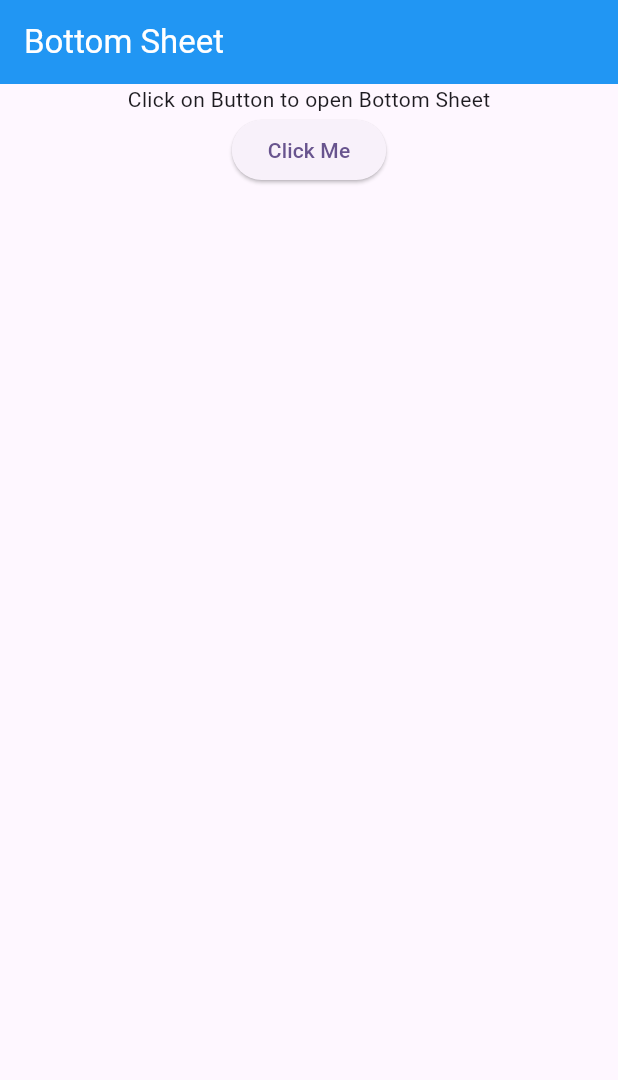
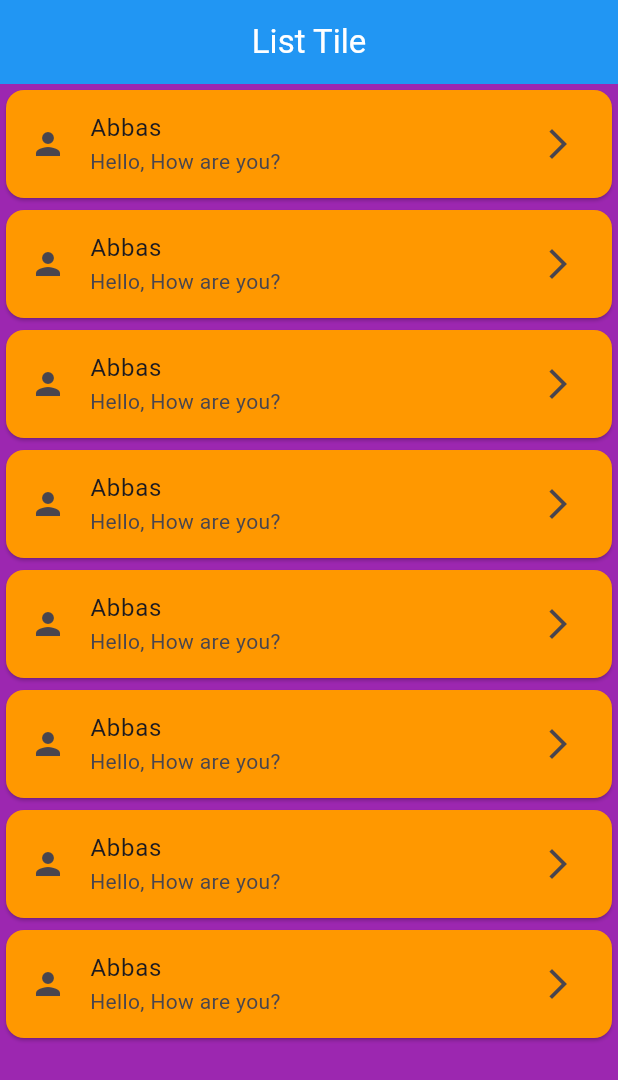
Before and after one commit to AbRehman536/Flutter_sec_4, a Flutter app: the screen it shows after launch, on a phone screen of 412 x 824 dp. Shown: the top 1080 px of the screen. Run offline on Flutter 3.47's test engine with Material 3 defaults, Android fonts, the light colour scheme and no system bars.

Commit message:
List View done

```diff
--- /dev/null
+++ b/lib/list_tile_demo.dart
@@ -0,0 +1,33 @@
+import 'package:flutter/material.dart';
+
+class ListTileDemo extends StatelessWidget {
+  const ListTileDemo({super.key});
+
+  @override
+  Widget build(BuildContext context) {
+    return Scaffold(
+      backgroundColor: Colors.purple,
+      appBar: AppBar(
+        title: Text("List Tile"),
+        backgroundColor: Colors.blue,
+        foregroundColor: Colors.white,
+        centerTitle: true,
+      ),
+      body: ListView.builder(
+        itemCount: 8,
+        itemBuilder: (BuildContext context, int index) {
+          return Card(
+            color: Colors.orange,
+            child:
+            ListTile(
+              leading: Icon(Icons.person),
+              title: Text("Abbas"),
+              subtitle: Text("Hello, How are you?"),
+              trailing: Icon(Icons.arrow_forward_ios),
+            ),
+          );
+        },
+      ),
+    );
+  }
+}
--- a/lib/main.dart
+++ b/lib/main.dart
@@ -4,6 +4,7 @@ import 'package:flutter_sec_4/asset_image.dart';
 import 'package:flutter_sec_4/bottom_sheet.dart';
 import 'package:flutter_sec_4/dialog_box.dart';
 import 'package:flutter_sec_4/floating_action_button.dart';
+import 'package:flutter_sec_4/list_tile_demo.dart';
 import 'package:flutter_sec_4/login_form.dart';
 import 'package:flutter_sec_4/login_form_validation.dart';
 import 'package:flutter_sec_4/nested_row_column.dart';
@@ -40,7 +41,7 @@ class MyApp extends StatelessWidget {
         // tested with just a hot reload.
         colorScheme: ColorScheme.fromSeed(seedColor: Colors.deepPurple),
       ),
-      home: BottomSheetDemo(),
+      home: ListTileDemo(),
     );
   }
 }
```
